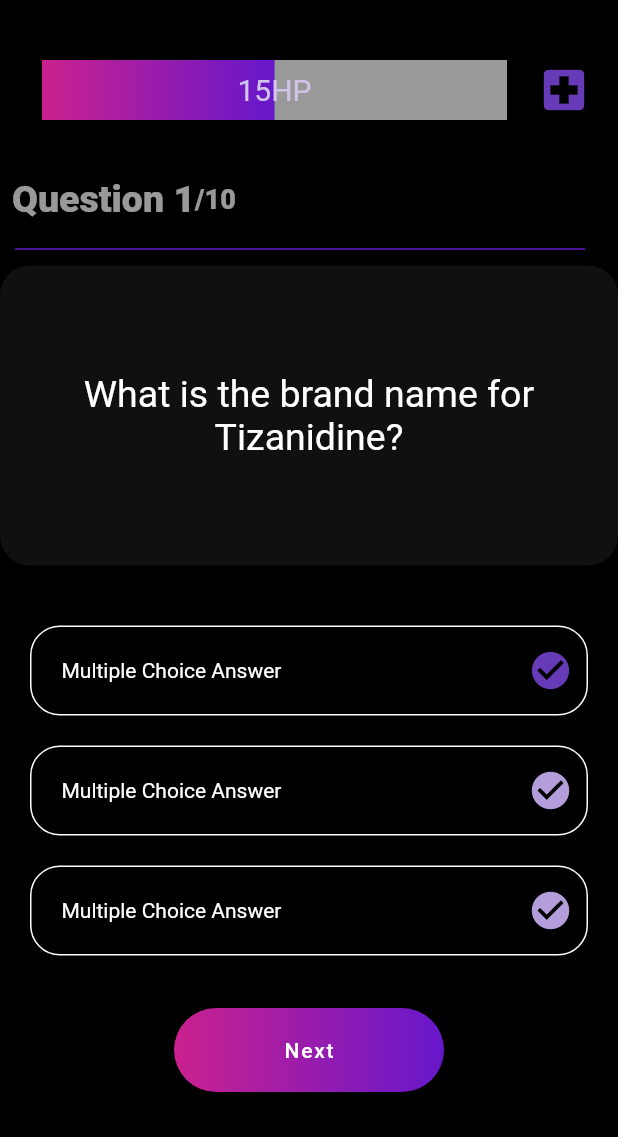
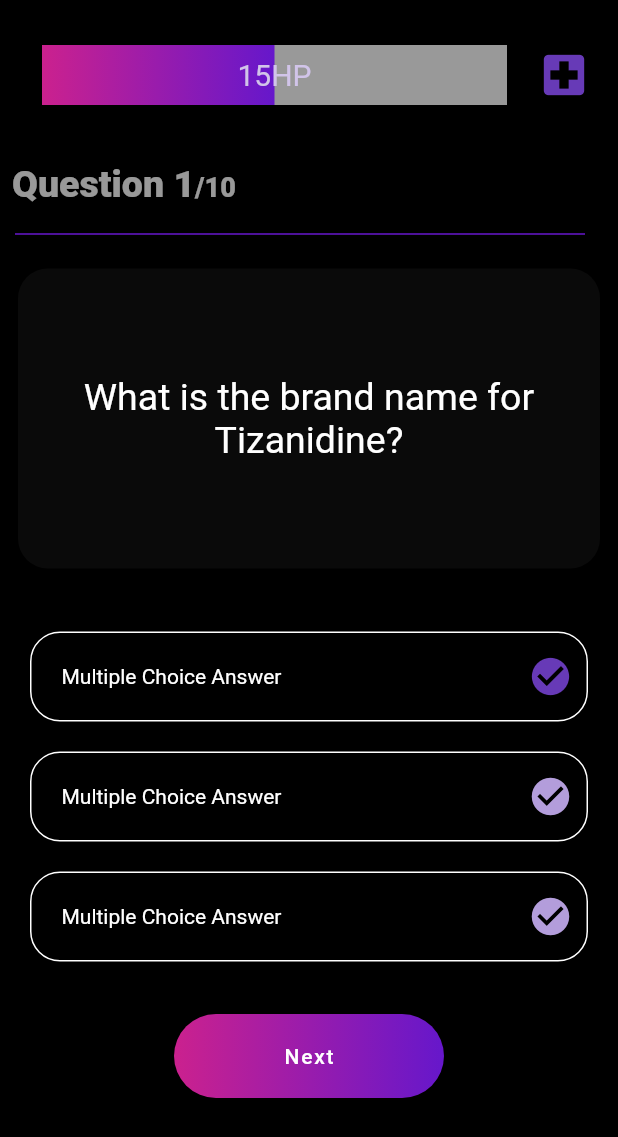
Before and after one commit to kingpush37/pharmu, a Flutter app: the screen it shows after launch, on a phone screen of 412 x 824 dp. Shown: the top 1137 px of the screen. Run offline on Flutter 3.47's test engine with Material 2 defaults, Android fonts, the phone set to English and light mode, and no system bars; drawn by our look-alikes of percent_indicator; our stand-ins replace font_awesome_flutter.

Commit message:
updated UI

```diff
--- a/lib/quiz_page.dart
+++ b/lib/quiz_page.dart
@@ -20,7 +20,7 @@ class _QuizPageState extends State<QuizPage> {
           crossAxisAlignment: CrossAxisAlignment.stretch,
           children: <Widget>[
             Padding(
-              padding: const EdgeInsets.only(top: 40.0),
+              padding: const EdgeInsets.only(top: 30.0),
               child: LinearPercentIndicator(
                 alignment: MainAxisAlignment.center,
                 width: 330.0,
@@ -54,6 +54,8 @@ class _QuizPageState extends State<QuizPage> {
               customChild: Padding(
                 padding: const EdgeInsets.all(8.0),
                 child: Row(
+                  crossAxisAlignment: CrossAxisAlignment.baseline,
+                  textBaseline: TextBaseline.alphabetic,
                   children: <Widget>[
                     Text(
                       'Question 1',
@@ -63,7 +65,6 @@ class _QuizPageState extends State<QuizPage> {
                         color: Colors.white60,
                       ),
                     ),
-                    //TODO text baseline
                     Text(
                       '/10',
                       style: TextStyle(
@@ -88,11 +89,12 @@ class _QuizPageState extends State<QuizPage> {
             ),
             Container(
               height: 200.0,
+              width: 100.0,
               decoration: BoxDecoration(
                 borderRadius: BorderRadius.circular(20.0),
-                color: Colors.grey.withOpacity(0.1),
+                color: Color(0xFF212121).withOpacity(0.3),
               ),
-              padding: EdgeInsets.all(10.0),
+             margin: EdgeInsets.all(12.0),
               child: Row(
                 mainAxisAlignment: MainAxisAlignment.center,
                 children: <Widget>[
@@ -110,7 +112,7 @@ class _QuizPageState extends State<QuizPage> {
               ),
             ),
             SizedBox(
-              height: 30.0,
+              height: 20.0,
             ),
             Container(
               padding: EdgeInsets.only(left: 20.0),
```
